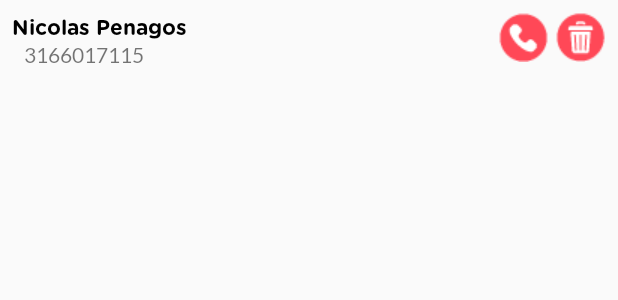
After one commit to nicolaspenagos/contacs-and-calling-app, an Android app: the layout row.xml on its own in the app's theme, with its tools: preview values and no code run, on a phone screen of 412 x 824 dp. The commit adds this screen. Shown: the top 300 px of the screen. Run offline under Robolectric (Android 15) with nearby library versions, the phone set to English and light mode, and no system bars.

Commit message:
The application lists the contacts stored in the database on the screen. The call to action is throwing a permission denied error.

```diff
--- a/app/src/main/AndroidManifest.xml
+++ b/app/src/main/AndroidManifest.xml
@@ -1,6 +1,8 @@
 <?xml version="1.0" encoding="utf-8"?>
 <manifest xmlns:android="http://schemas.android.com/apk/res/android"
     package="com.example.contacs_and_calling_app">
+
+    <uses-permission android:name="android.permission.CALL_PHONE"/>
 
     <application
         android:allowBackup="true"
--- /dev/null
+++ b/app/src/main/res/layout/row.xml
@@ -0,0 +1,52 @@
+<?xml version="1.0" encoding="utf-8"?>
+<androidx.constraintlayout.widget.ConstraintLayout xmlns:android="http://schemas.android.com/apk/res/android"
+    xmlns:app="http://schemas.android.com/apk/res-auto"
+    xmlns:tools="http://schemas.android.com/tools"
+    android:layout_width="match_parent"
+    android:layout_height="wrap_content">
+
+    <TextView
+        android:id="@+id/nameRow"
+        android:layout_width="wrap_content"
+        android:layout_height="wrap_content"
+        android:layout_marginStart="8dp"
+        android:layout_marginTop="8dp"
+        android:fontFamily="@font/gotham_rounded_bold"
+        android:text="Nicolas Penagos"
+        android:textColor="#000000"
+        app:layout_constraintStart_toStartOf="parent"
+        app:layout_constraintTop_toTopOf="parent" />
+
+    <TextView
+        android:id="@+id/numberRow"
+        android:layout_width="wrap_content"
+        android:layout_height="wrap_content"
+        android:layout_marginStart="16dp"
+        android:layout_marginBottom="8dp"
+        android:fontFamily="@font/lato_regular"
+        android:text="3166017115"
+        app:layout_constraintBottom_toBottomOf="parent"
+        app:layout_constraintStart_toStartOf="parent"
+        app:layout_constraintTop_toBottomOf="@+id/nameRow" />
+
+    <ImageView
+        android:id="@+id/callButton"
+        android:layout_width="wrap_content"
+        android:layout_height="wrap_content"
+        android:layout_marginTop="8dp"
+        android:layout_marginEnd="4dp"
+        app:layout_constraintEnd_toStartOf="@+id/deleteButton"
+        app:layout_constraintTop_toTopOf="parent"
+        app:srcCompat="@drawable/call" />
+
+    <ImageView
+        android:id="@+id/deleteButton"
+        android:layout_width="wrap_content"
+        android:layout_height="wrap_content"
+        android:layout_marginTop="8dp"
+        android:layout_marginEnd="8dp"
+        app:layout_constraintEnd_toEndOf="parent"
+        app:layout_constraintTop_toTopOf="parent"
+        app:srcCompat="@drawable/delete" />
+
+</androidx.constraintlayout.widget.ConstraintLayout>
```
Also changed, not shown: app/src/main/java/com/example/contacs_and_calling_app/ContactAdapter.java (added, +123 -0 lines), app/src/main/java/com/example/contacs_and_calling_app/ContactsActivity.java (+72 -1 lines), app/src/main/java/com/example/contacs_and_calling_app/MainActivity.java (+9 -3 lines), app/src/main/java/com/example/contacs_and_calling_app/model/Contact.java (+11 -0 lines), app/src/main/res/layout/activity_contacts.xml (+45 -4 lines), app/src/main/res/drawable/call.png (added), app/src/main/res/drawable/delete.png (added).
